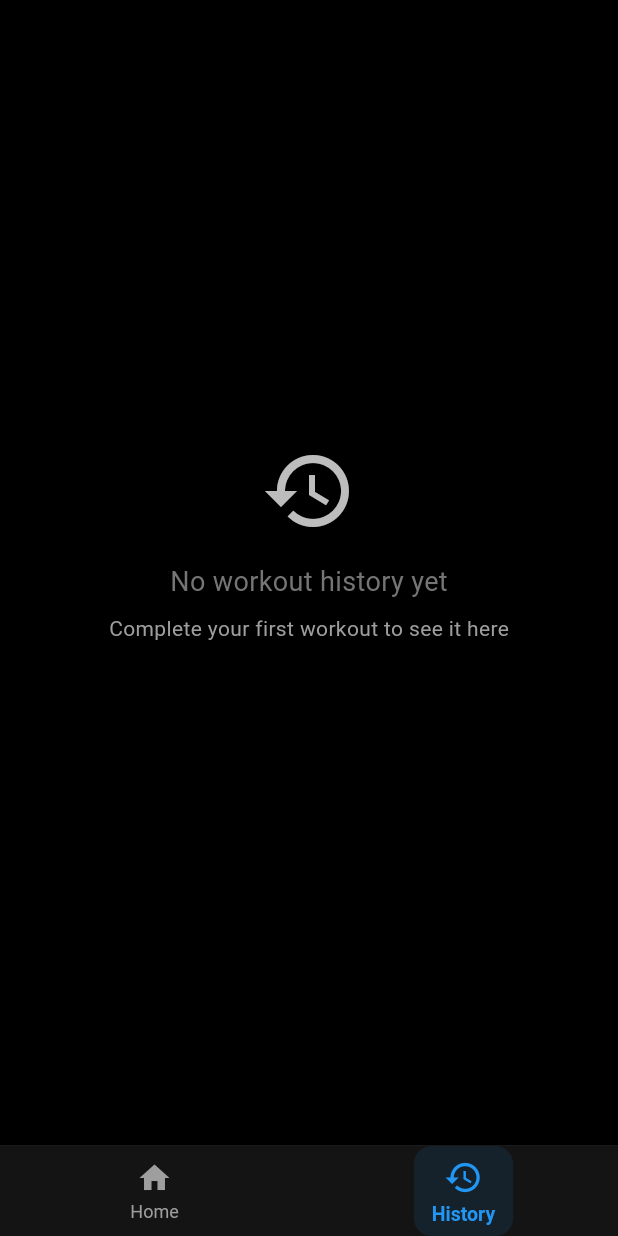
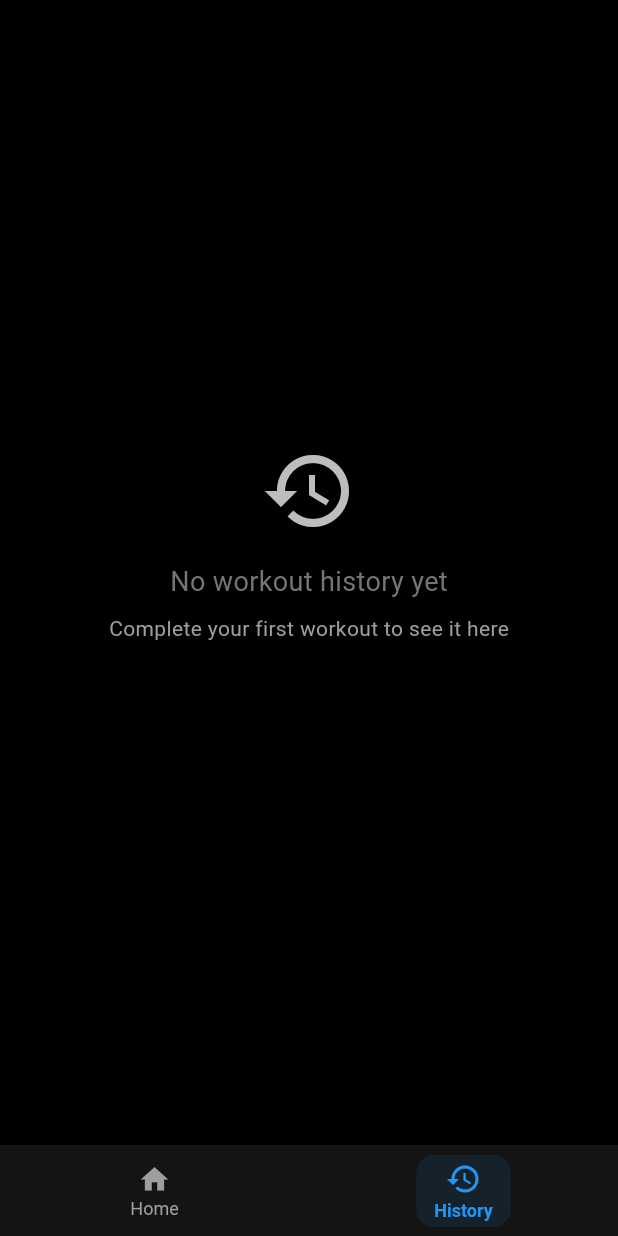
Before and after one commit to pschulzk/nbjp, a Flutter app: the HomeScreen screen opened directly, after a tap on "History", on a phone screen of 412 x 824 dp. Run offline on Flutter 3.47's test engine with Material 3 defaults, Android fonts, the phone set to English and light mode, and no system bars; our stand-ins replace sqflite; accounts and stored records are empty.

```diff
--- a/lib/screens/home_screen.dart
+++ b/lib/screens/home_screen.dart
@@ -464,7 +464,7 @@ class _HomeScreenState extends State<HomeScreen> {
           child: AnimatedContainer(
             duration: const Duration(milliseconds: 200),
             curve: Curves.easeInOut,
-            padding: const EdgeInsets.symmetric(horizontal: 12, vertical: 8),
+            padding: const EdgeInsets.symmetric(horizontal: 12, vertical: 4),
             decoration: BoxDecoration(
               color: isSelected ? Colors.blue.withOpacity(0.1) : Colors.transparent,
               borderRadius: BorderRadius.circular(12),
@@ -478,15 +478,15 @@ class _HomeScreenState extends State<HomeScreen> {
                     icon,
                     key: ValueKey(isSelected),
                     color: isSelected ? Colors.blue : Colors.grey,
-                    size: isSelected ? 26 : 24,
+                    size: isSelected ? 24 : 22,
                   ),
                 ),
-                const SizedBox(height: 4),
+                const SizedBox(height: 2),
                 AnimatedDefaultTextStyle(
                   duration: const Duration(milliseconds: 200),
                   style: TextStyle(
                     color: isSelected ? Colors.blue : Colors.grey,
-                    fontSize: isSelected ? 13 : 12,
+                    fontSize: 12,
                     fontWeight: isSelected ? FontWeight.w600 : FontWeight.normal,
                   ),
                   child: Text(label),
```
Also changed, not shown: lib/screens/session_screen.dart (+32 -5 lines).
